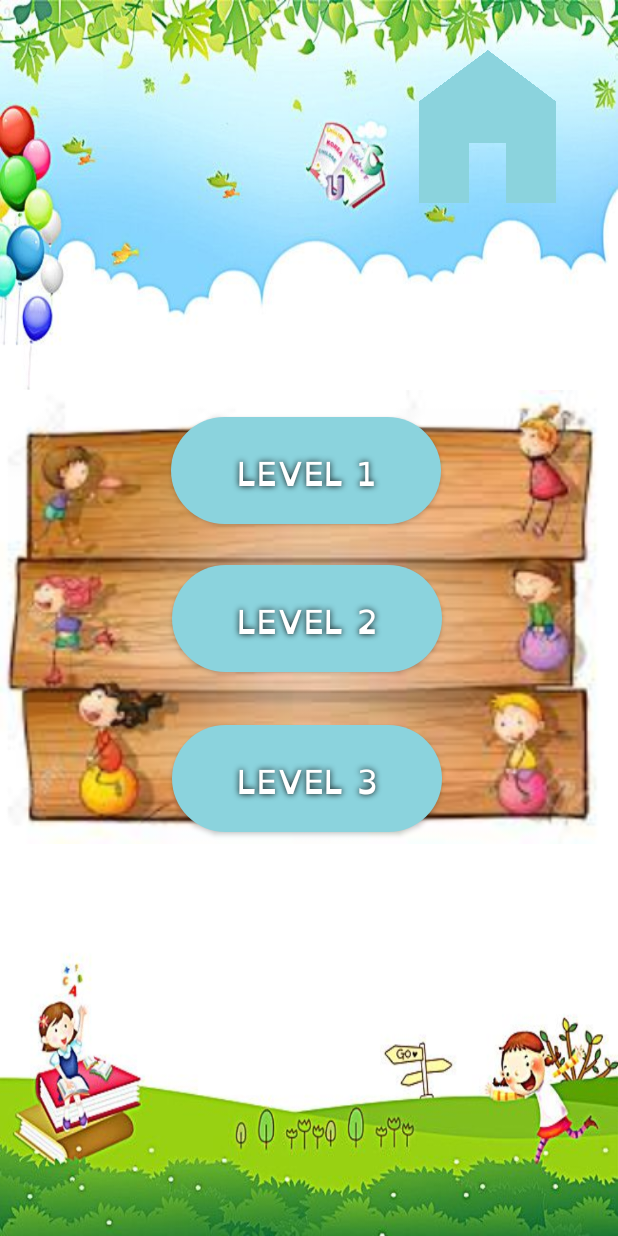
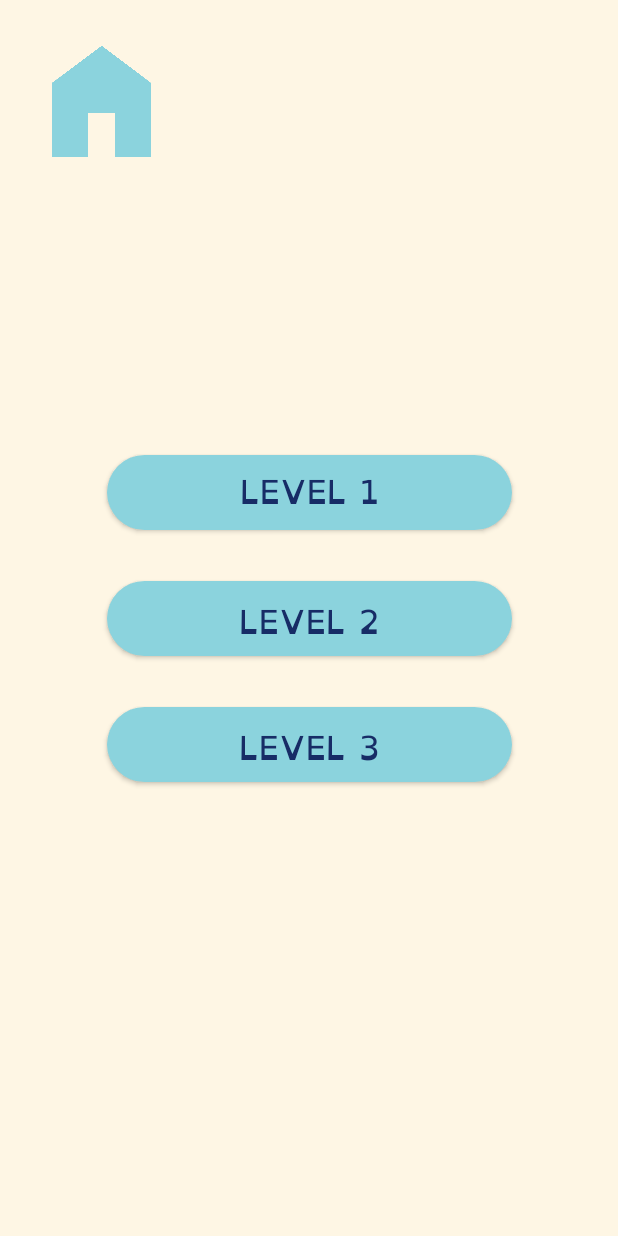
Before and after one commit to Devika1700/S8_final_project, an Android app: the bone screen opened directly, with no data from a screen before it, after a tap on an icon or button, on a phone screen of 412 x 824 dp. Run offline under Robolectric (Android 15) with nearby library versions, the phone set to English and light mode, and no system bars.

Commit message:
UI/UX Push 2

```diff
--- a/app/src/main/java/com/example/programmingknowledge/image_to_text/shop.java
+++ b/app/src/main/java/com/example/programmingknowledge/image_to_text/shop.java
@@ -91,9 +91,9 @@ public class shop extends AppCompatActivity implements View.OnClickListener{
                 playNoise4.start();
                 break;
 
-            /*case R.id.imageView15:
-                startActivity(new Intent(this,shop.class));
-                break;*/
+            case R.id.imageView15:
+                startActivity(new Intent(this,level.class));
+                break;
 
             case R.id.imageView14:
                 startActivity(new Intent(this,chop.class));
--- a/app/src/main/res/layout/bed.xml
+++ b/app/src/main/res/layout/bed.xml
@@ -3,8 +3,7 @@
     xmlns:app="http://schemas.android.com/apk/res-auto"
     xmlns:tools="http://schemas.android.com/tools"
     android:layout_width="match_parent"
-    android:layout_height="match_parent"
-    android:background="#83A3BC">
+    android:layout_height="match_parent">
 
     <ImageView
         android:id="@+id/imageView9"
@@ -66,7 +65,7 @@
         app:layout_constraintStart_toStartOf="parent"
         app:layout_constraintTop_toTopOf="parent"
         app:layout_constraintVertical_bias="0.044"
-        app:srcCompat="@drawable/backbtn" />
+        app:srcCompat="@drawable/back" />
 
     <ImageView
         android:id="@+id/imageView15"
--- a/app/src/main/res/layout/bone.xml
+++ b/app/src/main/res/layout/bone.xml
@@ -3,8 +3,7 @@
     xmlns:app="http://schemas.android.com/apk/res-auto"
     xmlns:tools="http://schemas.android.com/tools"
     android:layout_width="match_parent"
-    android:layout_height="match_parent"
-    android:background="#83A3BC">
+    android:layout_height="match_parent">
 
     <ImageView
         android:id="@+id/imageView9"
@@ -78,7 +77,7 @@
         app:layout_constraintStart_toStartOf="parent"
         app:layout_constraintTop_toTopOf="parent"
         app:layout_constraintVertical_bias="0.044"
-        app:srcCompat="@drawable/backbtn" />
+        app:srcCompat="@drawable/back" />
 
     <ImageView
         android:id="@+id/imageView15"
--- a/app/src/main/res/layout/bus.xml
+++ b/app/src/main/res/layout/bus.xml
@@ -3,8 +3,7 @@
     xmlns:app="http://schemas.android.com/apk/res-auto"
     xmlns:tools="http://schemas.android.com/tools"
     android:layout_width="match_parent"
-    android:layout_height="match_parent"
-    android:background="#83A3BC">
+    android:layout_height="match_parent">
 
     <ImageView
         android:id="@+id/imageView9"
@@ -66,7 +65,7 @@
         app:layout_constraintStart_toStartOf="parent"
         app:layout_constraintTop_toTopOf="parent"
         app:layout_constraintVertical_bias="0.044"
-        app:srcCompat="@drawable/backbtn" />
+        app:srcCompat="@drawable/back" />
 
     <ImageView
         android:id="@+id/imageView15"
--- a/app/src/main/res/layout/cat.xml
+++ b/app/src/main/res/layout/cat.xml
@@ -3,8 +3,7 @@
     xmlns:app="http://schemas.android.com/apk/res-auto"
     xmlns:tools="http://schemas.android.com/tools"
     android:layout_width="match_parent"
-    android:layout_height="match_parent"
-    android:background="#83A3BC">
+    android:layout_height="match_parent">
 
     <ImageView
         android:id="@+id/imageView9"
@@ -66,7 +65,7 @@
         app:layout_constraintStart_toStartOf="parent"
         app:layout_constraintTop_toTopOf="parent"
         app:layout_constraintVertical_bias="0.044"
-        app:srcCompat="@drawable/backbtn" />
+        app:srcCompat="@drawable/back" />
 
     <ImageView
         android:id="@+id/imageView15"
--- a/app/src/main/res/layout/dog.xml
+++ b/app/src/main/res/layout/dog.xml
@@ -3,8 +3,7 @@
     xmlns:app="http://schemas.android.com/apk/res-auto"
     xmlns:tools="http://schemas.android.com/tools"
     android:layout_width="match_parent"
-    android:layout_height="match_parent"
-    android:background="#83A3BC">
+    android:layout_height="match_parent">
 
     <ImageView
         android:id="@+id/imageView9"
@@ -66,7 +65,7 @@
         app:layout_constraintStart_toStartOf="parent"
         app:layout_constraintTop_toTopOf="parent"
         app:layout_constraintVertical_bias="0.044"
-        app:srcCompat="@drawable/backbtn" />
+        app:srcCompat="@drawable/back" />
 
     <ImageView
         android:id="@+id/imageView15"
--- a/app/src/main/res/layout/find.xml
+++ b/app/src/main/res/layout/find.xml
@@ -3,8 +3,7 @@
     xmlns:app="http://schemas.android.com/apk/res-auto"
     xmlns:tools="http://schemas.android.com/tools"
     android:layout_width="match_parent"
-    android:layout_height="match_parent"
-    android:background="#83A3BC">
+    android:layout_height="match_parent">
 
     <ImageView
         android:id="@+id/imageView9"
@@ -78,7 +77,7 @@
         app:layout_constraintStart_toStartOf="parent"
         app:layout_constraintTop_toTopOf="parent"
         app:layout_constraintVertical_bias="0.044"
-        app:srcCompat="@drawable/backbtn" />
+        app:srcCompat="@drawable/back" />
 
     <ImageView
         android:id="@+id/imageView15"
--- a/app/src/main/res/layout/fire.xml
+++ b/app/src/main/res/layout/fire.xml
@@ -3,8 +3,7 @@
     xmlns:app="http://schemas.android.com/apk/res-auto"
     xmlns:tools="http://schemas.android.com/tools"
     android:layout_width="match_parent"
-    android:layout_height="match_parent"
-    android:background="#83A3BC">
+    android:layout_height="match_parent">
 
     <ImageView
         android:id="@+id/imageView9"
@@ -78,7 +77,7 @@
         app:layout_constraintStart_toStartOf="parent"
         app:layout_constraintTop_toTopOf="parent"
         app:layout_constraintVertical_bias="0.044"
-        app:srcCompat="@drawable/backbtn" />
+        app:srcCompat="@drawable/back" />
 
     <ImageView
         android:id="@+id/imageView15"
--- a/app/src/main/res/layout/junk.xml
+++ b/app/src/main/res/layout/junk.xml
@@ -3,8 +3,7 @@
     xmlns:app="http://schemas.android.com/apk/res-auto"
     xmlns:tools="http://schemas.android.com/tools"
     android:layout_width="match_parent"
-    android:layout_height="match_parent"
-    android:background="#83A3BC">
+    android:layout_height="match_parent">
 
     <ImageView
         android:id="@+id/imageView9"
@@ -78,7 +77,7 @@
         app:layout_constraintStart_toStartOf="parent"
         app:layout_constraintTop_toTopOf="parent"
         app:layout_constraintVertical_bias="0.044"
-        app:srcCompat="@drawable/backbtn" />
+        app:srcCompat="@drawable/back" />
 
     <ImageView
         android:id="@+id/imageView15"
--- a/app/src/main/res/layout/level.xml
+++ b/app/src/main/res/layout/level.xml
@@ -3,91 +3,64 @@
     xmlns:app="http://schemas.android.com/apk/res-auto"
     xmlns:tools="http://schemas.android.com/tools"
     android:layout_width="match_parent"
-    android:layout_height="match_parent"
-    android:background="@drawable/background">
+    android:layout_height="match_parent">
 
-    <ImageView
-        android:id="@+id/imageView17"
-        android:layout_width="416dp"
-        android:layout_height="428dp"
-        android:layout_marginEnd="4dp"
-        app:layout_constraintBottom_toBottomOf="parent"
+
+    <Button
+        android:id="@+id/learn_btn"
+        android:layout_width="wrap_content"
+        android:layout_height="50dp"
+        android:background="@drawable/buttonshape"
+        android:fontFamily="@font/open"
+        android:paddingBottom="5dp"
+        android:text="LEVEL 1"
+        android:textColor="#172c66"
+        android:textSize="22dp"
+        app:layout_constraintBottom_toTopOf="@+id/practice_btn"
         app:layout_constraintEnd_toEndOf="parent"
+        app:layout_constraintHorizontal_bias="0.503"
+        app:layout_constraintStart_toStartOf="parent"
         app:layout_constraintTop_toTopOf="parent"
-        app:layout_constraintVertical_bias="0.498"
-        app:srcCompat="@drawable/pho_back" />
+        app:layout_constraintVertical_bias="0.9" />
 
     <Button
         android:id="@+id/practice_btn"
-
-        android:layout_width="180dp"
-        android:layout_height="71dp"
-
+        android:layout_width="wrap_content"
+        android:layout_height="50dp"
         android:background="@drawable/buttonshape"
         android:fontFamily="@font/open"
-        android:shadowColor="#000000"
-        android:shadowDx="0"
-        android:shadowDy="0"
-        android:shadowRadius="5"
         android:text="LEVEL 2"
-        android:textColor="#FFFFFF"
-        android:textSize="22sp"
+        android:textColor="#172c66"
+        android:textSize="22dp"
         app:layout_constraintBottom_toBottomOf="parent"
-        app:layout_constraintEnd_toEndOf="@+id/imageView17"
-        app:layout_constraintHorizontal_bias="0.504"
+        app:layout_constraintEnd_toEndOf="parent"
         app:layout_constraintStart_toStartOf="parent"
         app:layout_constraintTop_toTopOf="parent" />
 
-    <Button
-        android:id="@+id/learn_btn"
-        android:layout_width="180dp"
-        android:layout_height="71dp"
-        android:background="@drawable/buttonshape"
-        android:fontFamily="@font/open"
-        android:shadowColor="#000000"
-        android:shadowDx="0"
-        android:shadowDy="0"
-        android:shadowRadius="5"
-        android:text="LEVEL 1"
-        android:textColor="#FFFFFF"
-        android:textSize="22sp"
-        app:layout_constraintBottom_toBottomOf="parent"
-        app:layout_constraintEnd_toEndOf="@+id/imageView17"
-        app:layout_constraintStart_toStartOf="parent"
-        app:layout_constraintTop_toTopOf="parent"
-        app:layout_constraintVertical_bias="0.369" />
+
 
     <Button
         android:id="@+id/home_btn3"
-
-        android:layout_width="180dp"
-        android:layout_height="71dp"
-
+        android:layout_width="wrap_content"
+        android:layout_height="50dp"
         android:background="@drawable/buttonshape"
         android:fontFamily="@font/open"
-        android:shadowColor="#000000"
-        android:shadowDx="0"
-        android:shadowDy="0"
-        android:shadowRadius="5"
         android:text="LEVEL 3"
-        android:textColor="#FFFFFF"
-        android:textSize="22sp"
+        android:textColor="#172c66"
+        android:textSize="22dp"
         app:layout_constraintBottom_toBottomOf="parent"
-        app:layout_constraintEnd_toEndOf="@+id/imageView17"
-        app:layout_constraintHorizontal_bias="0.504"
+        app:layout_constraintEnd_toEndOf="parent"
         app:layout_constraintStart_toStartOf="parent"
-        app:layout_constraintTop_toTopOf="parent"
-        app:layout_constraintVertical_bias="0.642" />
+        app:layout_constraintTop_toBottomOf="@+id/practice_btn"
+        app:layout_constraintVertical_bias="0.1" />
 
     <ImageView
         android:id="@+id/imageView15"
-        android:layout_width="110dp"
-        android:layout_height="104dp"
-        app:layout_constraintBottom_toBottomOf="parent"
-        app:layout_constraintEnd_toEndOf="parent"
-        app:layout_constraintHorizontal_bias="0.894"
+        android:layout_width="75dp"
+        android:layout_height="75dp"
         app:layout_constraintStart_toStartOf="parent"
         app:layout_constraintTop_toTopOf="parent"
-        app:layout_constraintVertical_bias="0.045"
+        android:layout_marginTop="30dp"
+        android:layout_marginStart="30dp"
         app:srcCompat="@drawable/home" />
 </androidx.constraintlayout.widget.ConstraintLayout>
--- a/app/src/main/res/layout/pony.xml
+++ b/app/src/main/res/layout/pony.xml
@@ -3,8 +3,7 @@
     xmlns:app="http://schemas.android.com/apk/res-auto"
     xmlns:tools="http://schemas.android.com/tools"
     android:layout_width="match_parent"
-    android:layout_height="match_parent"
-    android:background="#83A3BC">
+    android:layout_height="match_parent">
 
     <ImageView
         android:id="@+id/imageView9"
@@ -78,7 +77,7 @@
         app:layout_constraintStart_toStartOf="parent"
         app:layout_constraintTop_toTopOf="parent"
         app:layout_constraintVertical_bias="0.044"
-        app:srcCompat="@drawable/backbtn" />
+        app:srcCompat="@drawable/back" />
 
     <ImageView
         android:id="@+id/imageView15"
--- a/app/src/main/res/layout/zip.xml
+++ b/app/src/main/res/layout/zip.xml
@@ -3,8 +3,7 @@
     xmlns:app="http://schemas.android.com/apk/res-auto"
     xmlns:tools="http://schemas.android.com/tools"
     android:layout_width="match_parent"
-    android:layout_height="match_parent"
-    android:background="#83A3BC">
+    android:layout_height="match_parent">
 
     <ImageView
         android:id="@+id/imageView9"
@@ -66,7 +65,7 @@
         app:layout_constraintStart_toStartOf="parent"
         app:layout_constraintTop_toTopOf="parent"
         app:layout_constraintVertical_bias="0.044"
-        app:srcCompat="@drawable/backbtn" />
+        app:srcCompat="@drawable/back" />
 
     <ImageView
         android:id="@+id/imageView15"
```
Also changed, not shown: app/src/main/res/layout/chop.xml (+4 -5 lines), app/src/main/res/layout/owl.xml (+3 -4 lines), app/src/main/res/layout/shop.xml (+9 -10 lines).
